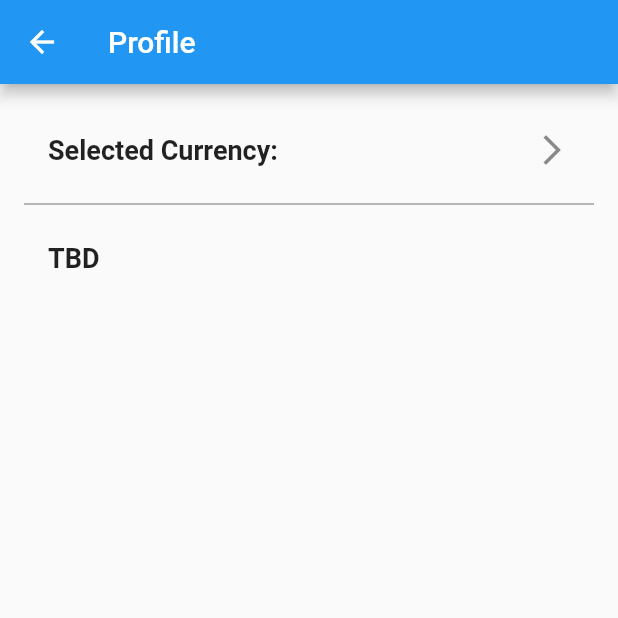
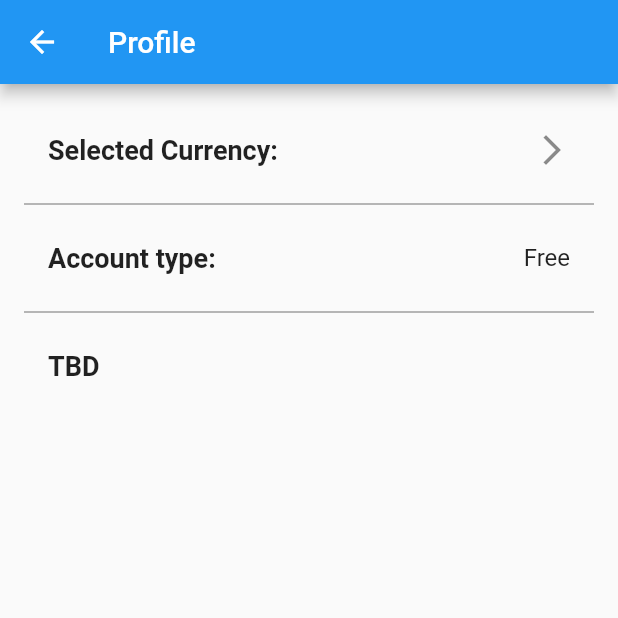
Before and after one commit to mykhailovidlyvanyi/justifier, a Flutter app: the HomeScreen screen opened by its route, after a tap on the "account circle" icon, on a phone screen of 412 x 824 dp, the top half of it. Run offline on Flutter 3.47's test engine with Material 2 defaults, Android fonts, the phone set to English and light mode, and no system bars; our stand-ins replace cloud_firestore, firebase_auth, firebase_core, sqflite; accounts and stored records are empty.

Commit message:
- Collecting the account type from the Firebase Cloud Firestore - Providing this information to the Home, Create item, Edit item & Profile screens - Presenting the account type on the Profile screen

```diff
--- a/lib/screens/create_item_screen.dart
+++ b/lib/screens/create_item_screen.dart
@@ -7,7 +7,9 @@ import 'package:uuid/uuid.dart';
 import '../models/item.dart';
 
 class CreateItemScreen extends StatefulWidget {
-  const CreateItemScreen({Key? key}) : super(key: key);
+  final bool isPaid; // Додайте параметр isPaid
+
+  const CreateItemScreen({Key? key, required this.isPaid}) : super(key: key);
 
   @override
   _CreateItemScreenState createState() => _CreateItemScreenState();
--- a/lib/screens/edit_item_screen.dart
+++ b/lib/screens/edit_item_screen.dart
@@ -8,8 +8,9 @@ import '../models/item.dart';
 
 class EditItemScreen extends StatefulWidget {
   final Item item;
+  final bool isPaid; // Додано змінну isPaid
 
-  const EditItemScreen({Key? key, required this.item}) : super(key: key);
+  const EditItemScreen({Key? key, required this.isPaid, required this.item}) : super(key: key);
 
   @override
   _EditItemScreenState createState() => _EditItemScreenState();
--- a/lib/screens/home_screen.dart
+++ b/lib/screens/home_screen.dart
@@ -20,6 +20,7 @@ class _HomeScreenState extends State<HomeScreen> {
   List<Item> items = [];
   double dailyPayment = 0.0;
   String currencySymbol = '\$'; // Default currency symbol
+  bool isPaid = false; // Added isPaid variable
 
   @override
   void initState() {
@@ -67,7 +68,7 @@ class _HomeScreenState extends State<HomeScreen> {
     final result = await Navigator.push(
       context,
       MaterialPageRoute(
-        builder: (context) => CreateItemScreen(),
+        builder: (context) => CreateItemScreen(isPaid: isPaid), // Pass isPaid to CreateItemScreen
       ),
     );
     if (result != null) {
@@ -79,7 +80,7 @@ class _HomeScreenState extends State<HomeScreen> {
     final result = await Navigator.push(
       context,
       MaterialPageRoute(
-        builder: (context) => EditItemScreen(item: item),
+        builder: (context) => EditItemScreen(item: item, isPaid: isPaid), // Pass isPaid to EditItemScreen
       ),
     );
     if (result == false) {
@@ -129,6 +130,9 @@ class _HomeScreenState extends State<HomeScreen> {
           currencySymbol = getCurrencySymbol(selectedCurrency);
           setState(() {});
         }
+        if (userData != null && userData['isPaid'] != null) {
+          isPaid = userData['isPaid']; // Update isPaid value
+        }
       });
     }
   }
@@ -144,7 +148,10 @@ class _HomeScreenState extends State<HomeScreen> {
     final result = await Navigator.push(
       context,
       MaterialPageRoute(
-        builder: (context) => ProfileScreen(selectedCurrency: currencySymbol),
+        builder: (context) => ProfileScreen(
+          selectedCurrency: currencySymbol,
+          isPaid: isPaid, // Pass isPaid to ProfileScreen
+        ),
       ),
     );
     if (result != null) {
--- a/lib/screens/profile_screen.dart
+++ b/lib/screens/profile_screen.dart
@@ -1,24 +1,31 @@
 import 'package:flutter/material.dart';
 import 'package:firebase_auth/firebase_auth.dart';
 import 'package:cloud_firestore/cloud_firestore.dart';
-import '../screens/currency_selection_screen.dart'; // Імпорт екрану вибору валюти
+import '../screens/currency_selection_screen.dart';
 
 class ProfileScreen extends StatefulWidget {
-  final String selectedCurrency; // Доданий параметр конструктора
+  final String selectedCurrency;
+  final bool isPaid;
 
-  const ProfileScreen({Key? key, required this.selectedCurrency}) : super(key: key);
+  const ProfileScreen({Key? key, required this.isPaid, required this.selectedCurrency}) : super(key: key);
 
   @override
   _ProfileScreenState createState() => _ProfileScreenState();
 }
 
 class _ProfileScreenState extends State<ProfileScreen> {
-  late String selectedCurrency; // Видалено ініціалізацію, оскільки валюта передається через конструктор
+  late String selectedCurrency;
+  late String accountType;
 
   @override
   void initState() {
     super.initState();
-    selectedCurrency = widget.selectedCurrency; // Отримати валюту з параметра конструктора
+    selectedCurrency = widget.selectedCurrency;
+    accountType = getAccountType(); // Отримати тип облікового запису користувача
+  }
+
+  String getAccountType() {
+    return widget.isPaid ? 'Pro' : 'Free'; // Визначити тип облікового запису користувача в залежності від isPaid
   }
 
   void _navigateToCurrencySelectionScreen(BuildContext context) async {
@@ -30,11 +37,10 @@ class _ProfileScreenState extends State<ProfileScreen> {
     );
 
     if (result != null) {
-      // Оновити вибрану валюту після вибору на екрані вибору валюти
       setState(() {
         selectedCurrency = result;
       });
-      _saveSelectedCurrency(result); // Зберегти вибрану валюту
+      _saveSelectedCurrency(result);
     }
   }
 
@@ -56,10 +62,9 @@ class _ProfileScreenState extends State<ProfileScreen> {
       body: Padding(
         padding: const EdgeInsets.all(16.0),
         child: ListView.separated(
-          itemCount: 2, // Кількість елементів у списку (2 рядки)
+          itemCount: 3,
           itemBuilder: (context, index) {
             if (index == 0) {
-              // Перший рядок з текстом "Selected Currency" і символом валюти
               return GestureDetector(
                 onTap: () {
                   _navigateToCurrencySelectionScreen(context);
@@ -86,7 +91,22 @@ class _ProfileScreenState extends State<ProfileScreen> {
                 ),
               );
             } else if (index == 1) {
-              // Другий рядок з текстом "TBD"
+              return ListTile(
+                title: Row(
+                  mainAxisAlignment: MainAxisAlignment.spaceBetween,
+                  children: [
+                    Text(
+                      'Account type:',
+                      style: TextStyle(fontSize: 18.0, fontWeight: FontWeight.bold),
+                    ),
+                    Text(
+                      accountType, // Відображати значення типу облікового запису
+                      style: TextStyle(fontSize: 16.0),
+                    ),
+                  ],
+                ),
+              );
+            } else if (index == 2) {
               return ListTile(
                 title: Text(
                   'TBD',
@@ -94,11 +114,10 @@ class _ProfileScreenState extends State<ProfileScreen> {
                 ),
               );
             } else {
-              return SizedBox(); // Якщо є більше рядків, що необхідно додати, можна використовувати подібний шаблон
+              return SizedBox();
             }
           },
           separatorBuilder: (context, index) {
-            // Горизонтальна лінія-роздільник між рядками
             return Divider(
               thickness: 1.0,
               color: Colors.grey,
```
